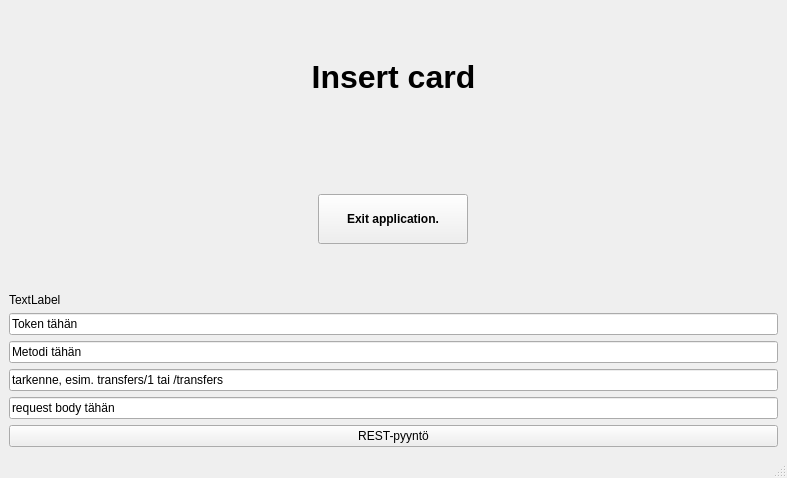
First picture: the form in bankautomat/mainwindow.ui, repository Necromunda/ATM, before the edit.
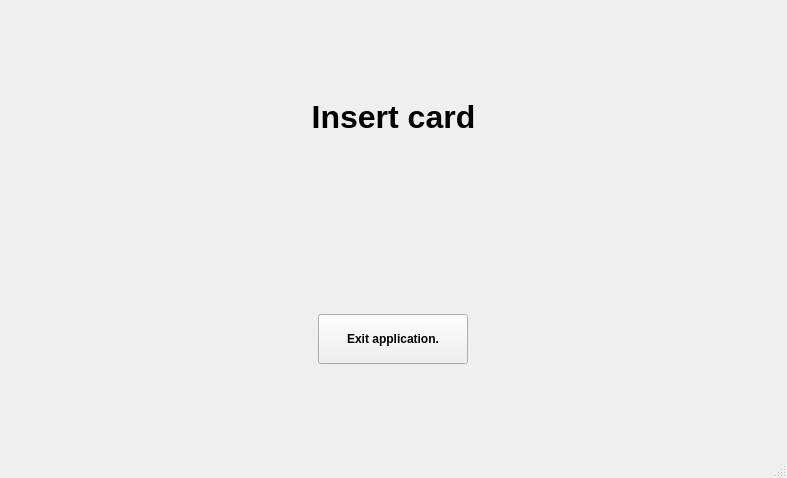
Second picture: the form after the edit.

```diff
--- a/bankautomat/mainwindow.ui
+++ b/bankautomat/mainwindow.ui
@@ -76,52 +76,6 @@
       </property>
      </widget>
     </item>
-    <item>
-     <layout class="QVBoxLayout" name="verticalLayout_3">
-      <item>
-       <widget class="QLabel" name="REST_results">
-        <property name="text">
-         <string>TextLabel</string>
-        </property>
-       </widget>
-      </item>
-      <item>
-       <widget class="QLineEdit" name="lineEdit_Token">
-        <property name="text">
-         <string>Token tähän</string>
-        </property>
-       </widget>
-      </item>
-      <item>
-       <widget class="QLineEdit" name="lineEdit_metodi">
-        <property name="text">
-         <string>Metodi tähän</string>
-        </property>
-       </widget>
-      </item>
-      <item>
-       <widget class="QLineEdit" name="lineEdit_tarkenne">
-        <property name="text">
-         <string>tarkenne, esim. transfers/1 tai /transfers</string>
-        </property>
-       </widget>
-      </item>
-      <item>
-       <widget class="QLineEdit" name="lineEdit_body">
-        <property name="text">
-         <string>request body tähän</string>
-        </property>
-       </widget>
-      </item>
-      <item>
-       <widget class="QPushButton" name="Button_rest">
-        <property name="text">
-         <string>REST-pyyntö</string>
-        </property>
-       </widget>
-      </item>
-     </layout>
-    </item>
    </layout>
   </widget>
   <widget class="QMenuBar" name="menubar">
```
